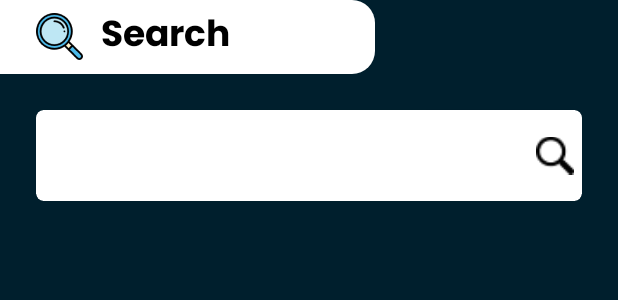
After one commit to SkyRavenS1lver/InventoryManagementSystem, an Android app: the layout fragment_search.xml on its own in the app's theme, with its tools: preview values and no code run, on a phone screen of 412 x 824 dp. The commit adds this screen. Shown: the top 300 px of the screen. Run offline under Robolectric (Android 15) with nearby library versions, the phone set to English and light mode, and no system bars.

Commit message:
Update Search

```diff
--- a/app/src/main/java/revandra/projects/inventorymanagementsystem/ui/product/ProductAdapter.kt
+++ b/app/src/main/java/revandra/projects/inventorymanagementsystem/ui/product/ProductAdapter.kt
@@ -8,7 +8,7 @@ import revandra.projects.inventorymanagementsystem.databinding.ProductRvBinding
 
 
 typealias OnClick = (Product) -> Unit
-class ProductAdapter(private val productList:List<Product>, private val onClick: OnClick)
+class ProductAdapter(private var productList:List<Product>, private val onClick: OnClick)
     : RecyclerView.Adapter<ProductAdapter.ProductViewHolder>()   {
     inner class ProductViewHolder(private val binding: ProductRvBinding)
         :RecyclerView.ViewHolder(binding.root) {
@@ -34,4 +34,8 @@ class ProductAdapter(private val productList:List<Product>, private val onClick:
     override fun onBindViewHolder(holder: ProductViewHolder, position: Int) {
         holder.bind(productList[position])
     }
+    fun setData(list:List<Product>){
+        productList = list
+        notifyDataSetChanged()
+    }
 }
--- a/app/src/main/res/layout/fragment_products.xml
+++ b/app/src/main/res/layout/fragment_products.xml
@@ -48,6 +48,7 @@
     </androidx.cardview.widget.CardView>
     <androidx.recyclerview.widget.RecyclerView
         android:id="@+id/rv_product"
+        android:layout_marginVertical="12dp"
         app:layout_constraintTop_toBottomOf="@id/container"
         app:layout_constraintBottom_toBottomOf="parent"
         android:layout_marginHorizontal="12dp"
--- /dev/null
+++ b/app/src/main/res/layout/fragment_search.xml
@@ -0,0 +1,66 @@
+<?xml version="1.0" encoding="utf-8"?>
+<androidx.constraintlayout.widget.ConstraintLayout xmlns:android="http://schemas.android.com/apk/res/android"
+    xmlns:app="http://schemas.android.com/apk/res-auto"
+    xmlns:tools="http://schemas.android.com/tools"
+    android:layout_width="match_parent"
+    android:layout_height="match_parent"
+    android:background="@color/backgroundBlack"
+    tools:context=".ui.search.SearchFragment">
+    <com.google.android.material.textview.MaterialTextView
+        android:id="@+id/bread_crumb"
+        android:paddingLeft="24dp"
+        android:backgroundTint="@color/white"
+        android:layout_width="wrap_content"
+        android:minWidth="250dp"
+        android:textColor="@color/black"
+        android:layout_height="wrap_content"
+        android:background="@drawable/breadcrumbs_bg"
+        app:layout_constraintTop_toTopOf="parent"
+        app:layout_constraintLeft_toLeftOf="parent"
+        android:text="Search"
+        android:textSize="24sp"
+        android:fontFamily="@font/poppinsbold"
+        android:drawableLeft="@drawable/loupe"
+        android:paddingVertical="4dp"
+        android:drawablePadding="12dp"
+        />
+    <androidx.cardview.widget.CardView
+        android:id="@+id/search_container"
+        app:layout_constraintTop_toBottomOf="@+id/bread_crumb"
+        android:layout_width="match_parent"
+        app:cardCornerRadius="5dp"
+        android:layout_marginHorizontal="24dp"
+        android:layout_marginVertical="24dp"
+        android:layout_height="wrap_content">
+        <LinearLayout
+            android:layout_width="match_parent"
+            android:paddingHorizontal="5dp"
+            android:layout_height="wrap_content">
+            <EditText
+                android:fontFamily="@font/poppinsregular"
+                android:textSize="24sp"
+                android:layout_weight="1"
+                android:maxLines="1"
+                android:id="@+id/search_bar"
+                android:layout_width="match_parent"
+                android:layout_height="wrap_content"
+                android:backgroundTint="@color/white"
+                />
+            <ImageView
+                android:layout_width="25dp"
+                android:layout_height="match_parent"
+                android:src="@drawable/magnifying_glass"/>
+        </LinearLayout>
+
+    </androidx.cardview.widget.CardView>
+    <androidx.recyclerview.widget.RecyclerView
+        android:id="@+id/rv_search"
+        android:layout_width="match_parent"
+        android:layout_height="0dp"
+        app:layout_constraintTop_toBottomOf="@id/search_container"
+        app:layout_constraintBottom_toBottomOf="parent"
+        android:layout_marginHorizontal="12dp"
+        android:layout_marginVertical="12dp"
+        />
+
+</androidx.constraintlayout.widget.ConstraintLayout>
--- a/app/src/main/res/layout/fragment_variant.xml
+++ b/app/src/main/res/layout/fragment_variant.xml
@@ -52,6 +52,7 @@
     </androidx.cardview.widget.CardView>
     <androidx.recyclerview.widget.RecyclerView
         android:id="@+id/rv_variant"
+        android:layout_marginVertical="12dp"
         app:layout_constraintTop_toBottomOf="@id/container"
         app:layout_constraintBottom_toBottomOf="parent"
         android:layout_marginHorizontal="12dp"
--- a/app/src/main/res/navigation/mobile_navigation.xml
+++ b/app/src/main/res/navigation/mobile_navigation.xml
@@ -7,9 +7,9 @@
 
     <fragment
         android:id="@+id/navigation_search"
-        android:name="revandra.projects.inventorymanagementsystem.ui.home.SearchFragment"
+        android:name="revandra.projects.inventorymanagementsystem.ui.search.SearchFragment"
         android:label="@string/title_1"
-        tools:layout="@layout/fragment_home" />
+        tools:layout="@layout/fragment_search" />
 
     <fragment
         android:id="@+id/navigation_dashboard"
```
Also changed, not shown: app/src/main/java/revandra/projects/inventorymanagementsystem/ui/home/HomeViewModel.kt (deleted, +0 -13 lines), app/src/main/java/revandra/projects/inventorymanagementsystem/ui/home/SearchFragment.kt (deleted, +0 -42 lines), app/src/main/java/revandra/projects/inventorymanagementsystem/ui/search/SearchAdapter.kt (added, +38 -0 lines), app/src/main/java/revandra/projects/inventorymanagementsystem/ui/search/SearchFragment.kt (added, +61 -0 lines), app/src/main/res/layout/fragment_home.xml (deleted, +0 -21 lines), app/src/main/res/drawable-nodpi/magnifying_glass.png (added).
